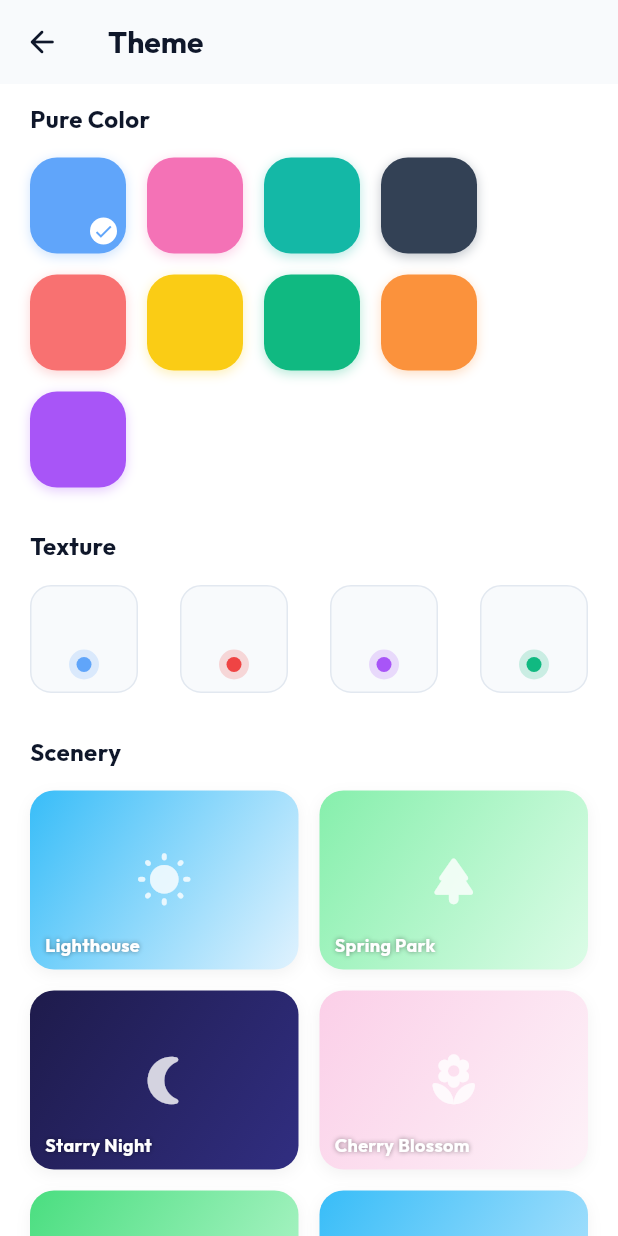
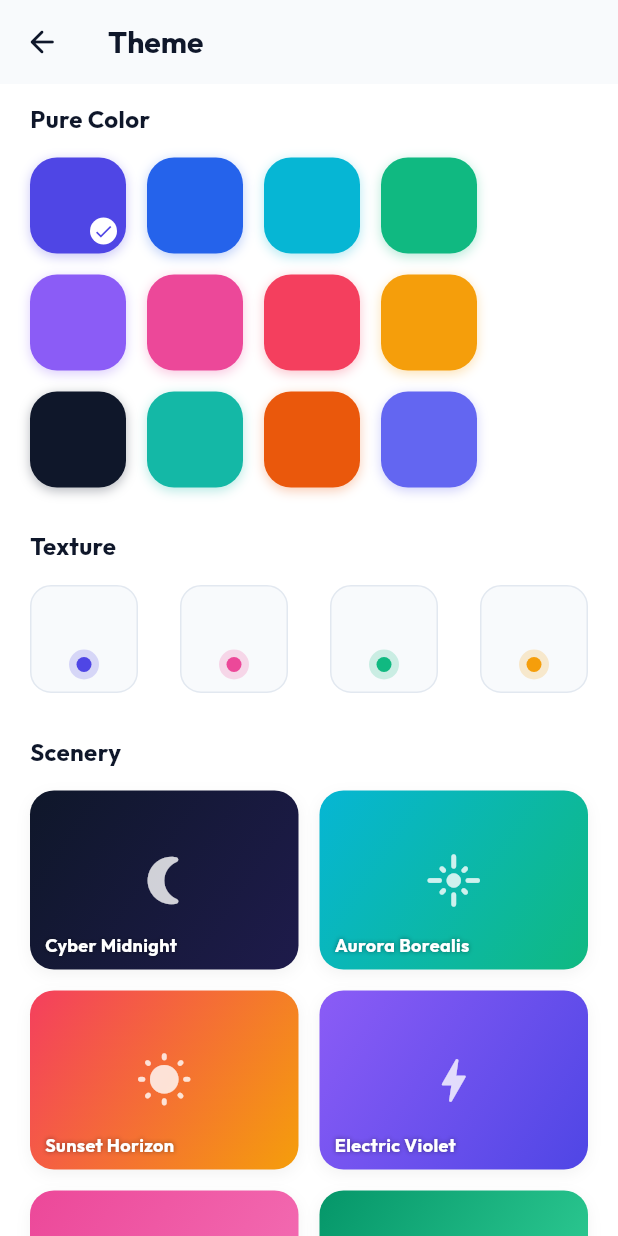
Before and after one commit to rbcimportandexport/task-master-web, a Flutter app: the ThemeScreen screen opened directly, after a tap on the "check" icon, on a phone screen of 412 x 824 dp. Run offline on Flutter 3.47's test engine with Material 3 defaults, Android fonts, the phone set to English and light mode, and no system bars; our stand-ins replace cloud_firestore, csv, firebase_auth, firebase_core, firebase_messaging, flutter_local_notifications and 7 more; missing offline and left inert: dart:html, dart:js_interop; accounts and stored records are empty.

Commit message:
Update luxury themes, dynamic theme engine, and web release build

```diff
--- a/lib/providers/task_provider.dart
+++ b/lib/providers/task_provider.dart
@@ -132,6 +132,7 @@ class TaskProvider extends ChangeNotifier {
 
   void setThemeColor(Color color) {
     _selectedThemeColor = color;
+    _saveToPrefs();
     notifyListeners();
   }
 
@@ -238,6 +239,10 @@ class TaskProvider extends ChangeNotifier {
 
       _showSubtasks = prefs.getBool('show_subtasks') ?? false;
       _taskCompletionTone = prefs.getBool('task_tone') ?? true;
+      final savedThemeColor = prefs.getInt('selected_theme_color');
+      if (savedThemeColor != null) {
+        _selectedThemeColor = Color(savedThemeColor);
+      }
       notifyListeners();
     } catch (e) {
       debugPrint('Error loading preferences: $e');
@@ -250,6 +255,7 @@ class TaskProvider extends ChangeNotifier {
       await prefs.setBool('show_subtasks', _showSubtasks);
       await prefs.setBool('hasCompletedFirstTask', _hasCompletedFirstTask);
       await prefs.setBool('task_tone', _taskCompletionTone);
+      await prefs.setInt('selected_theme_color', _selectedThemeColor.value);
     } catch (e) {
       debugPrint('Error saving preferences: $e');
     }
@@ -856,7 +862,11 @@ class TaskProvider extends ChangeNotifier {
       final empDoc = await FirebaseFirestore.instance.collection('users').doc(employeeId).get();
       if (empDoc.exists && empDoc.data()!.containsKey('fcmToken')) {
         final fcmToken = empDoc.data()!['fcmToken'];
-        await FCMService.sendPushNotification(fcmToken, 'New Task Assigned', 'You have been assigned a new task: $title');
+        await FCMService.sendPushNotification(
+          fcmToken: fcmToken,
+          title: 'New Task Assigned',
+          body: 'You have been assigned a new task: $title',
+        );
       }
     } catch (e) {
       debugPrint('Error assigning task to employee: $e');
@@ -920,9 +930,9 @@ class TaskProvider extends ChangeNotifier {
       if (empDoc.exists && empDoc.data()!.containsKey('fcmToken')) {
         final fcmToken = empDoc.data()!['fcmToken'];
         await FCMService.sendPushNotification(
-          fcmToken,
-          'Task Transferred To You',
-          '$_userName transferred task "${task.title}" to you.',
+          fcmToken: fcmToken,
+          title: 'Task Transferred To You',
+          body: '$_userName transferred task "${task.title}" to you.',
         );
       }
 
--- a/lib/screens/theme_screen.dart
+++ b/lib/screens/theme_screen.dart
@@ -15,55 +15,68 @@ class _ThemeScreenState extends State<ThemeScreen> {
   int? _selectedTextureIndex;
   int? _selectedSceneryIndex;
 
+  @override
+  void initState() {
+    super.initState();
+    final currentColor = context.read<TaskProvider>().selectedThemeColor;
+    final foundIndex = _pureColors.indexWhere((c) => c.value == currentColor.value);
+    if (foundIndex != -1) {
+      _selectedColorIndex = foundIndex;
+    }
+  }
+
   final List<Color> _pureColors = const [
-    Color(0xFF60A5FA), // Light Blue (Default)
-    Color(0xFFF472B6), // Light Pink
-    Color(0xFF14B8A6), // Teal / Emerald
-    Color(0xFF334155), // Dark Slate
-    Color(0xFFF87171), // Coral Red
-    Color(0xFFFACC15), // Mustard Yellow
-    Color(0xFF10B981), // Green
-    Color(0xFFFB923C), // Orange
-    Color(0xFFA855F7), // Purple
+    Color(0xFF4F46E5), // Royal Indigo
+    Color(0xFF2563EB), // Deep Electric Blue
+    Color(0xFF06B6D4), // Cyan Teal
+    Color(0xFF10B981), // Emerald Mint
+    Color(0xFF8B5CF6), // Royal Purple
+    Color(0xFFEC4899), // Neon Pink
+    Color(0xFFF43F5E), // Rose Red
+    Color(0xFFF59E0B), // Golden Amber
+    Color(0xFF0F172A), // Midnight Dark Slate
+    Color(0xFF14B8A6), // Premium Teal
+    Color(0xFFEA580C), // Sunset Orange
+    Color(0xFF6366F1), // Soft Iris
   ];
 
   final List<Color> _textureDots = const [
-    Color(0xFF60A5FA),
-    Color(0xFFEF4444),
-    Color(0xFFA855F7),
+    Color(0xFF4F46E5),
+    Color(0xFFEC4899),
     Color(0xFF10B981),
+    Color(0xFFF59E0B),
   ];
 
   final List<Map<String, dynamic>> _sceneryThemes = const [
     {
-      'title': 'Lighthouse',
-      'colors': [Color(0xFF38BDF8), Color(0xFFE0F2FE)],
+      'title': 'Cyber Midnight',
+      'colors': [Color(0xFF0F172A), Color(0xFF1E1B4B)],
+      'icon': Icons.nightlight_round,
+    },
+    {
+      'title': 'Aurora Borealis',
+      'colors': [Color(0xFF06B6D4), Color(0xFF10B981)],
+      'icon': Icons.flare_rounded,
+    },
+    {
+      'title': 'Sunset Horizon',
+      'colors': [Color(0xFFF43F5E), Color(0xFFF59E0B)],
       'icon': Icons.wb_sunny_rounded,
     },
     {
-      'title': 'Spring Park',
-      'colors': [Color(0xFF86EFAC), Color(0xFFDCFCE7)],
-      'icon': Icons.park_rounded,
-    },
-    {
-      'title': 'Starry Night',
-      'colors': [Color(0xFF1E1B4B), Color(0xFF312E81)],
-      'icon': Icons.nightlight_round,
+      'title': 'Electric Violet',
+      'colors': [Color(0xFF8B5CF6), Color(0xFF4F46E5)],
+      'icon': Icons.bolt_rounded,
     },
     {
       'title': 'Cherry Blossom',
-      'colors': [Color(0xFFFBCFE8), Color(0xFFFDF2F8)],
+      'colors': [Color(0xFFEC4899), Color(0xFFF472B6)],
       'icon': Icons.local_florist_rounded,
     },
     {
-      'title': 'Green Valley',
-      'colors': [Color(0xFF4ADE80), Color(0xFFBBF7D0)],
-      'icon': Icons.terrain_rounded,
-    },
-    {
-      'title': 'Cycling Day',
-      'colors': [Color(0xFF38BDF8), Color(0xFFBAE6FD)],
-      'icon': Icons.directions_bike_rounded,
+      'title': 'Emerald Rainforest',
+      'colors': [Color(0xFF059669), Color(0xFF34D399)],
+      'icon': Icons.park_rounded,
     },
   ];
 
--- a/lib/theme/app_theme.dart
+++ b/lib/theme/app_theme.dart
@@ -32,13 +32,13 @@ class AppTheme {
     return ThemeData(
       useMaterial3: true,
       scaffoldBackgroundColor: background,
-      primaryColor: primaryBlue,
+      primaryColor: primary,
       colorScheme: ColorScheme.fromSeed(
-        seedColor: primaryBlue,
-        primary: primaryBlue,
+        seedColor: primary,
+        primary: primary,
         secondary: accentBlue,
         surface: surfaceLight,
-        background: background,
+        surfaceContainerHighest: chipInactiveBg,
       ),
       textTheme: GoogleFonts.outfitTextTheme().apply(
         bodyColor: textPrimary,
@@ -58,7 +58,7 @@ class AppTheme {
       elevatedButtonTheme: ElevatedButtonThemeData(
         style: ElevatedButton.styleFrom(
           elevation: 0,
-          backgroundColor: primaryBlue,
+          backgroundColor: primary,
           foregroundColor: Colors.white,
           shape: RoundedRectangleBorder(borderRadius: BorderRadius.circular(16)),
           textStyle: GoogleFonts.outfit(fontWeight: FontWeight.w600, fontSize: 16),
@@ -67,7 +67,7 @@ class AppTheme {
       datePickerTheme: DatePickerThemeData(
         backgroundColor: Colors.white,
         surfaceTintColor: Colors.transparent,
-        headerBackgroundColor: primaryBlue,
+        headerBackgroundColor: primary,
         headerForegroundColor: Colors.white,
         shape: RoundedRectangleBorder(borderRadius: BorderRadius.circular(28)),
         dayStyle: GoogleFonts.outfit(fontSize: 14, fontWeight: FontWeight.w500),
@@ -78,7 +78,7 @@ class AppTheme {
           textStyle: WidgetStateProperty.all(GoogleFonts.outfit(fontWeight: FontWeight.w600, fontSize: 15)),
         ),
         confirmButtonStyle: ButtonStyle(
-          foregroundColor: WidgetStateProperty.all(primaryBlue),
+          foregroundColor: WidgetStateProperty.all(primary),
           textStyle: WidgetStateProperty.all(GoogleFonts.outfit(fontWeight: FontWeight.bold, fontSize: 15)),
         ),
       ),
```
Also changed, not shown: 3 other files.
